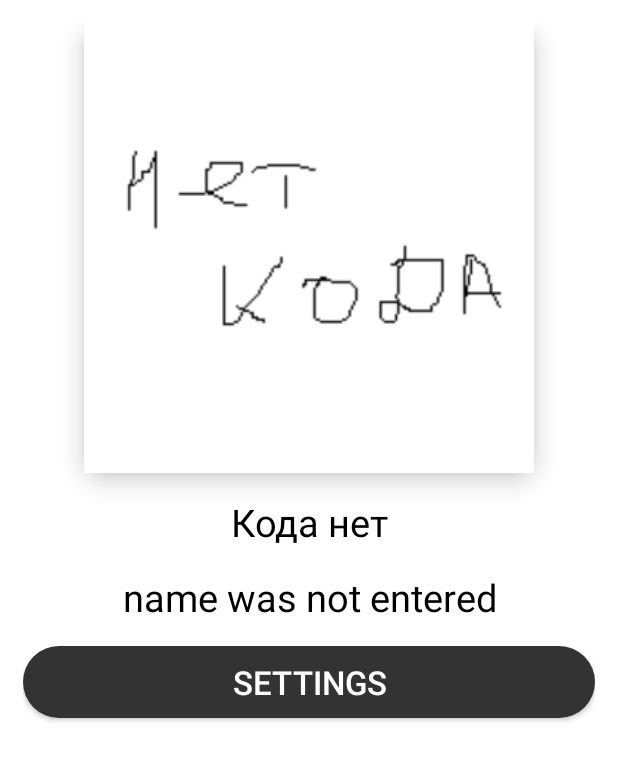
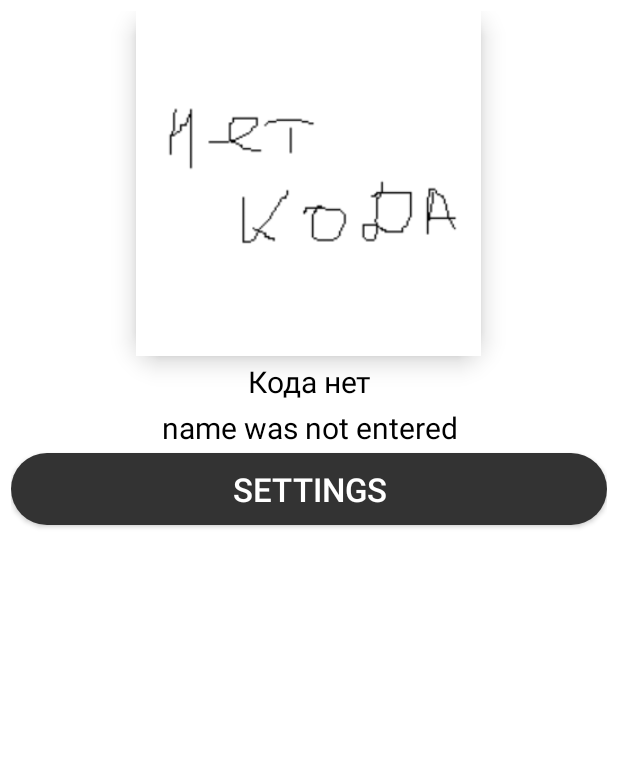
Before and after one commit to svvoooyyyy/SmartEnteranceOld, an Android app: the StudentMainPage screen opened directly, with no data from a screen before it, on a phone screen of 412 x 824 dp, the part 84-866 px from its top. Run offline under Robolectric (Android 15) with nearby library versions, the phone set to English and light mode, and no system bars; libraries missing offline, so code that uses them is left out: com.journeyapps.barcodescanner.

Commit message:
size works

```diff
--- a/app/src/main/res/layout/activity_main.xml
+++ b/app/src/main/res/layout/activity_main.xml
@@ -34,7 +34,7 @@
             android:layout_width="wrap_content"
             android:layout_height="wrap_content"
             android:text="@string/main_activity_round_button_text_teacher"
-            android:textSize="10pt" />
+            android:textSize="@dimen/simple_text_size" />
 
         <RadioButton
             android:id="@+id/main_activity_radio_button_student"
@@ -43,7 +43,7 @@
             android:layout_marginTop="@dimen/simple_margin"
             android:checked="true"
             android:text="@string/main_activity_round_button_text_student"
-            android:textSize="10pt" />
+            android:textSize="@dimen/simple_text_size" />
 
     </RadioGroup>
 
--- a/app/src/main/res/layout/activity_student_main_page.xml
+++ b/app/src/main/res/layout/activity_student_main_page.xml
@@ -18,8 +18,8 @@
         android:padding="@dimen/simple_padding">
 
         <LinearLayout
-            android:layout_width="@dimen/qr_code_image_size"
-            android:layout_height="@dimen/qr_code_image_size"
+            android:layout_width="wrap_content"
+            android:layout_height="wrap_content"
             android:background="@drawable/rounded_button_20"
             android:elevation="5dp"
             android:gravity="center"
@@ -29,8 +29,8 @@
 
             <ImageView
                 android:id="@+id/qr_code"
-                android:layout_width="match_parent"
-                android:layout_height="match_parent"
+                android:layout_width="@dimen/qr_code_image_size"
+                android:layout_height="@dimen/qr_code_image_size"
                 android:background="@drawable/no_code" />
 
 
--- a/app/src/main/res/layout/activity_student_settings.xml
+++ b/app/src/main/res/layout/activity_student_settings.xml
@@ -49,7 +49,7 @@
                 android:layout_height="wrap_content"
                 android:background="@color/colorSecondary"
                 android:orientation="vertical"
-                android:padding="@dimen/simple_margin">
+                android:padding="@dimen/simple_padding">
 
 
                 <EditText
--- a/app/src/main/res/layout/activity_teacher_main_page.xml
+++ b/app/src/main/res/layout/activity_teacher_main_page.xml
@@ -12,7 +12,7 @@
     <LinearLayout
 
         android:layout_width="match_parent"
-        android:layout_height="@dimen/big_element_size"
+        android:layout_height="314dp"
         android:layout_gravity="center">
 
         <include layout="@layout/scanner" />
--- a/app/src/main/res/menu/teacher_menu.xml
+++ b/app/src/main/res/menu/teacher_menu.xml
@@ -7,13 +7,13 @@
         android:id="@+id/activity_share"
         android:icon="@drawable/ic_share"
         android:orderInCategory="1"
-        android:title="12"
+        android:title="Share"
         app:showAsAction="ifRoom" />
     <item
         android:id="@+id/activity_settings"
         android:icon="@drawable/ic_settings"
         android:orderInCategory="2"
-        android:title="12"
+        android:title="Settings"
         app:showAsAction="ifRoom" />
 
     <item
--- a/app/src/main/res/values-sw1280dp/dimens.xml
+++ b/app/src/main/res/values-sw1280dp/dimens.xml
@@ -1,6 +1,9 @@
 <?xml version="1.0" encoding="utf-8"?>
 <resources>
     <!--    xxxhdpi (4.0x) - 1280x1920 dp-->
+
+    <!-- ldpi 1280 width -->
+
     <!--    elements-->
     <dimen name="qr_code_image_size">1200dp</dimen>
     <dimen name="start_screen_logo_image_size">528dp</dimen>
--- a/app/src/main/res/values-sw320dp/dimens.xml
+++ b/app/src/main/res/values-sw320dp/dimens.xml
@@ -2,24 +2,26 @@
 <resources>
     <!--    mdpi (1x) - 320х480 dp-->
 
+    <!-- ldpi 320 width -->
+
     <!--    elements-->
-    <dimen name="qr_code_image_size">300dp</dimen>
+    <dimen name="qr_code_image_size">230dp</dimen>
     <dimen name="start_screen_logo_image_size">132dp</dimen>
     <dimen name="start_screen_logo_image_size_horizontal">266dp</dimen>
     <dimen name="settings_element_size">55dp</dimen>
-    <dimen name="small_element_size">92dp</dimen>
-    <dimen name="big_element_size">400dp</dimen>
+    <dimen name="small_element_size">55dp</dimen>
+    <dimen name="big_element_size">200dp</dimen>
 
     <!--    sizes-->
     <dimen name="small_padding">4dp</dimen>
-    <dimen name="simple_padding">15dp</dimen>
+    <dimen name="simple_padding">7dp</dimen>
     <dimen name="double_padding">24dp</dimen>
     <dimen name="small_margin">4dp</dimen>
     <dimen name="simple_margin_half">7dp</dimen>
-    <dimen name="simple_margin">15dp</dimen>
-    <dimen name="simple_text_size">25sp</dimen>
+    <dimen name="simple_margin">3dp</dimen>
+    <dimen name="simple_text_size">20sp</dimen>
     <dimen name="title_text_size">52sp</dimen>
     <dimen name="double_margin">52dp</dimen>
-    <dimen name="subtitle_text_size">40sp</dimen>
+    <dimen name="subtitle_text_size">20sp</dimen>
 
 </resources>
--- a/app/src/main/res/values-sw480dp/dimens.xml
+++ b/app/src/main/res/values-sw480dp/dimens.xml
@@ -1,6 +1,8 @@
 <?xml version="1.0" encoding="utf-8"?>
 <resources>
     <!--    hdpi (1.5x) - 480x720 dp-->
+
+    <!-- mdpi 480 width -->
 
     <!--    elements-->
     <dimen name="qr_code_image_size">450dp</dimen>
--- a/app/src/main/res/values-sw640dp/dimens.xml
+++ b/app/src/main/res/values-sw640dp/dimens.xml
@@ -1,6 +1,8 @@
 <?xml version="1.0" encoding="utf-8"?>
 <resources>
     <!--    xhdpi (2.0x) - 640x960 dp-->
+
+    <!-- hdpi 960 width -->
 
     <!--    elements-->
     <dimen name="qr_code_image_size">600dp</dimen>
--- a/app/src/main/res/values-sw960dp/dimens.xml
+++ b/app/src/main/res/values-sw960dp/dimens.xml
@@ -1,6 +1,9 @@
 <?xml version="1.0" encoding="utf-8"?>
 <resources>
     <!--    xxhdpi (3.0x) - 960x1440 dp-->
+
+    <!-- ldpi 960 width -->
+
     <!--    elements-->
     <dimen name="qr_code_image_size">900dp</dimen>
     <dimen name="start_screen_logo_image_size">396dp</dimen>
--- a/app/src/main/res/values/dimens.xml
+++ b/app/src/main/res/values/dimens.xml
@@ -1,6 +1,9 @@
 <?xml version="1.0" encoding="utf-8"?>
 <resources>
     <!--    ldpi (0.75x) -240x360 dp-->
+
+    <!-- default -->
+
     <!--    no optimized-->
     <dimen name="elevation">2dp</dimen>
 
```
